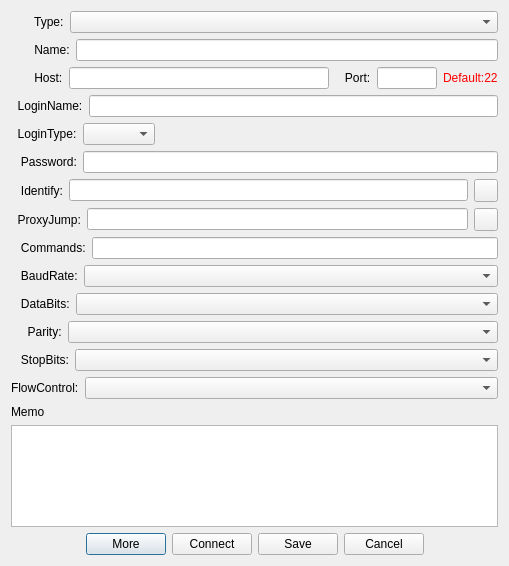
This is woterm/qwosessionproperty.ui in aoyiduo/woterm as Qt 5 draws it before an edit. The edited form follows.
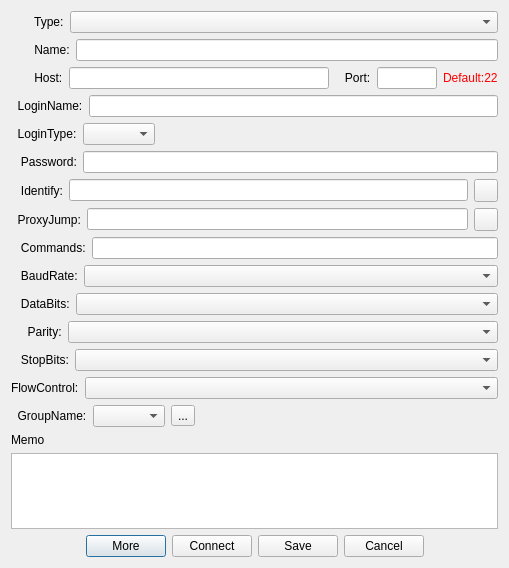
This is the edited form. Icons and pictures are not drawn.

The edit to the form file:
```diff
--- a/woterm/qwosessionproperty.ui
+++ b/woterm/qwosessionproperty.ui
@@ -7,7 +7,7 @@
     <x>0</x>
     <y>0</y>
     <width>509</width>
-    <height>566</height>
+    <height>568</height>
    </rect>
   </property>
   <property name="windowTitle">
@@ -331,6 +331,44 @@
      </item>
     </layout>
    </item>
+   <item>
+    <layout class="QHBoxLayout" name="horizontalLayout_3">
+     <item>
+      <widget class="QLabel" name="label_7">
+       <property name="text">
+        <string>  GroupName:</string>
+       </property>
+      </widget>
+     </item>
+     <item>
+      <widget class="QComboBox" name="groupBox"/>
+     </item>
+     <item>
+      <widget class="QToolButton" name="btnGroupAdd">
+       <property name="text">
+        <string>...</string>
+       </property>
+       <property name="icon">
+        <iconset resource="qwoterm.qrc">
+         <normaloff>:/woterm/resource/skin/add2.png</normaloff>:/woterm/resource/skin/add2.png</iconset>
+       </property>
+      </widget>
+     </item>
+     <item>
+      <spacer name="horizontalSpacer_2">
+       <property name="orientation">
+        <enum>Qt::Horizontal</enum>
+       </property>
+       <property name="sizeHint" stdset="0">
+        <size>
+         <width>40</width>
+         <height>20</height>
+        </size>
+       </property>
+      </spacer>
+     </item>
+    </layout>
+   </item>
    <item>
     <widget class="QLabel" name="label_9">
      <property name="text">
```
